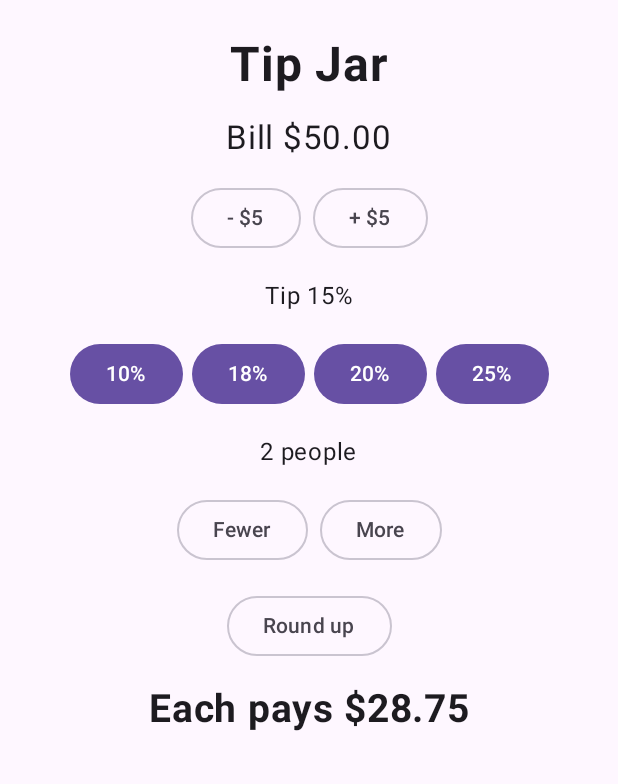
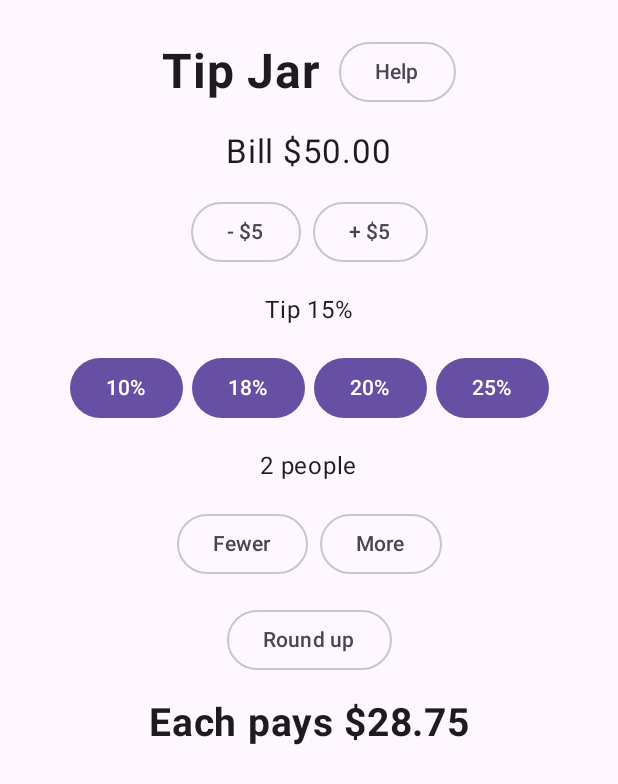
Before and after one commit to GhostChatDev/ghost-android-test, an Android app built with Jetpack Compose: the screen it shows after launch (MainActivity), on a phone screen of 412 x 824 dp. Shown: the top 784 px of the screen. Run offline under Robolectric (Android 15) with nearby library versions, the phone set to English and light mode, and no system bars.

Commit message:
Negative test: a Help button that does nothing (the click test must fail) [ui-test]

```diff
--- a/app/src/main/java/com/example/tipjar/MainActivity.kt
+++ b/app/src/main/java/com/example/tipjar/MainActivity.kt
@@ -60,7 +60,10 @@ fun TipScreen() {
         verticalArrangement = Arrangement.spacedBy(16.dp),
         horizontalAlignment = Alignment.CenterHorizontally,
     ) {
-        Text("Tip Jar", fontSize = 32.sp, fontWeight = FontWeight.Bold)
+        Row(verticalAlignment = Alignment.CenterVertically, horizontalArrangement = Arrangement.spacedBy(12.dp)) {
+            Text("Tip Jar", fontSize = 32.sp, fontWeight = FontWeight.Bold)
+            OutlinedButton(onClick = { }) { Text("Help") } // deliberately does nothing: the click test must catch it
+        }
         Text("Bill " + Tip.money(billCents), fontSize = 22.sp)
         Row(horizontalArrangement = Arrangement.spacedBy(8.dp)) {
             OutlinedButton(onClick = { billCents = maxOf(0, billCents - 500) }) { Text("- $5") }
```
Also changed, not shown: 1 other file.
